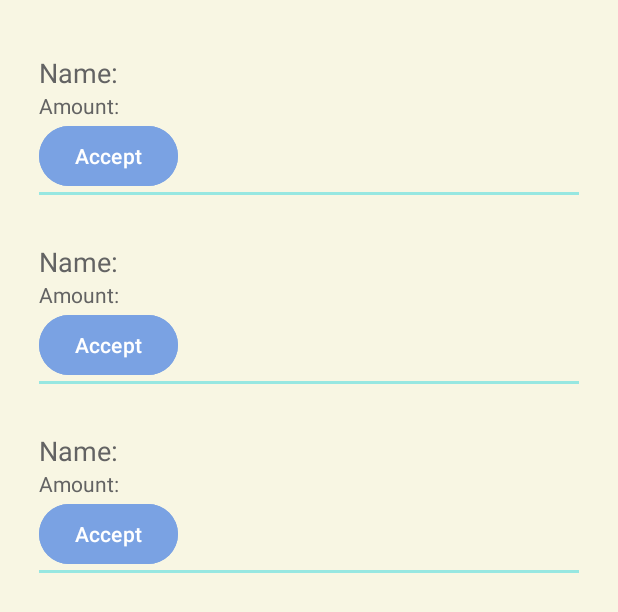
After one commit to Daydreamer7337/Chillara, an Android app: the layout scan_results_page.xml on its own in the app's theme, with its tools: preview values and no code run, on a phone screen of 412 x 824 dp. The commit adds this screen. Shown: the top 612 px of the screen. Run offline under Robolectric (Android 15) with nearby library versions, the phone set to English and light mode, and no system bars.

Commit message:
Ble scanner and advertiser works
setup adapter to scan and show results in ui. scans only advertised uuid, so no external advertisements show up.

Co-Authored-By: avaraan <225384754+avaraan@users.noreply.github.com>

```diff
--- a/app/src/main/AndroidManifest.xml
+++ b/app/src/main/AndroidManifest.xml
@@ -27,6 +27,7 @@
         <activity android:name=".EnableBt"/>
         <activity android:name=".BroadcastBLE"/>
         <activity android:name=".ActiveBroadcast"/>
+        <activity android:name=".BleScanner"/>
     </application>
 
     <uses-permission android:name="android.permission.BLUETOOTH" android:maxSdkVersion="30"/>
--- a/app/src/main/java/com/uselessprojects/chillara/MainActivity.kt
+++ b/app/src/main/java/com/uselessprojects/chillara/MainActivity.kt
@@ -39,6 +39,10 @@ class MainActivity : AppCompatActivity() {
         {
             startActivity(Intent(this, BroadcastBLE::class.java))
         }
+        scanST_page_btn.setOnClickListener()
+        {
+            startActivity(Intent(this, BleScanner::class.java))
+        }
     }
 
     fun Context.hasPermission(permissionType: String): Boolean {
--- /dev/null
+++ b/app/src/main/res/layout/item_banner.xml
@@ -0,0 +1,36 @@
+<?xml version="1.0" encoding="utf-8"?>
+<LinearLayout xmlns:android="http://schemas.android.com/apk/res/android"
+    android:layout_width="match_parent"
+    android:layout_height="wrap_content"
+    android:padding="16dp"
+    android:orientation="vertical"
+    android:paddingLeft="10dp"
+    android:paddingRight="10dp"
+    android:paddingTop="20dp"
+    android:paddingBottom="20dp">
+
+    <TextView
+        android:id="@+id/name_tv"
+        android:layout_width="wrap_content"
+        android:layout_height="wrap_content"
+        android:text="Name:  "
+        android:textSize="18sp"
+        android:textColor="@color/textDark"/>
+
+    <TextView
+        android:id="@+id/amount_tv"
+        android:layout_width="wrap_content"
+        android:layout_height="wrap_content"
+        android:text="Amount:  "
+        android:textColor="@color/textDark"/>
+    <Button
+        android:id="@+id/accept_btn"
+        android:layout_width="wrap_content"
+        android:layout_height="wrap_content"
+        android:text="Accept"
+        android:backgroundTint="@color/lightBlue"/>
+    <View
+        android:layout_width="match_parent"
+        android:layout_height="2dp"
+        android:background="@color/lightTeal" />
+</LinearLayout>
--- /dev/null
+++ b/app/src/main/res/layout/scan_results_page.xml
@@ -0,0 +1,24 @@
+<?xml version="1.0" encoding="utf-8"?>
+<androidx.constraintlayout.widget.ConstraintLayout xmlns:android="http://schemas.android.com/apk/res/android"
+    android:layout_width="match_parent"
+    android:layout_height="match_parent"
+
+    xmlns:app="http://schemas.android.com/apk/res-auto"
+    xmlns:tools="http://schemas.android.com/tools"
+    android:background="@color/paleYellow"
+    android:paddingLeft="10dp"
+    android:paddingRight="10dp"
+    android:paddingTop="20dp"
+    android:paddingBottom="20dp">
+
+    <androidx.recyclerview.widget.RecyclerView
+        android:id="@+id/recyclerview"
+        android:layout_width="match_parent"
+        android:layout_height="match_parent"
+        tools:listitem="@layout/item_banner"
+        app:layout_constraintBottom_toBottomOf="parent"
+        app:layout_constraintEnd_toEndOf="parent"
+        app:layout_constraintStart_toStartOf="parent"
+        app:layout_constraintTop_toTopOf="parent" />
+
+</androidx.constraintlayout.widget.ConstraintLayout>
```
Also changed, not shown: app/src/main/java/com/uselessprojects/chillara/BleScanner.kt (added, +99 -0 lines), app/src/main/java/com/uselessprojects/chillara/ScanResultAdapter.kt (added, +43 -0 lines), app/src/main/java/com/uselessprojects/chillara/ScanResultsClass.kt (added, +9 -0 lines).
